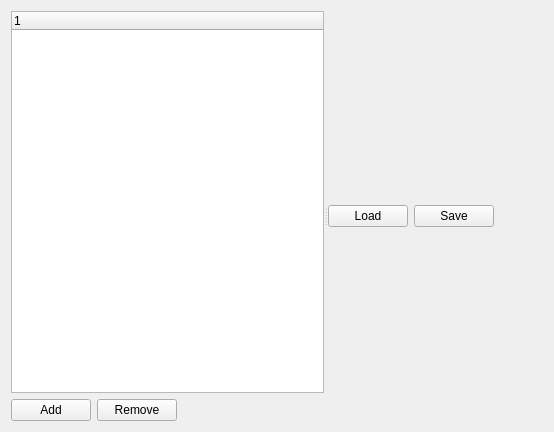
Above: src/gui/TaskGraphEditor/TaskGraphEditor.ui from rock-core/tools-graph_analysis before the change. Below: the same form after it.
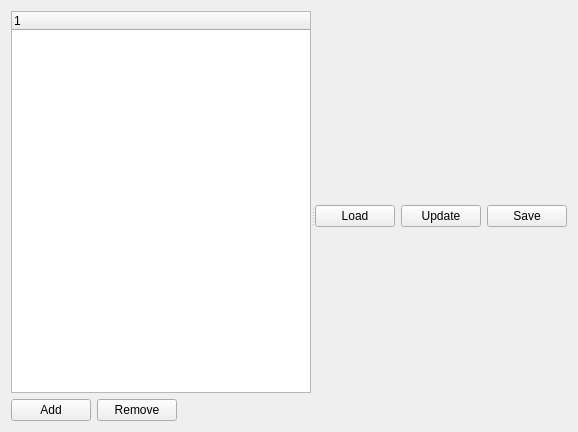
That is the form after the change.

```diff
--- a/src/gui/TaskGraphEditor/TaskGraphEditor.ui
+++ b/src/gui/TaskGraphEditor/TaskGraphEditor.ui
@@ -90,6 +90,13 @@
            </property>
           </widget>
          </item>
+         <item>
+          <widget class="QPushButton" name="updateButton">
+           <property name="text">
+            <string>Update</string>
+           </property>
+          </widget>
+         </item>
          <item>
           <widget class="QPushButton" name="saveButton">
            <property name="text">
```
